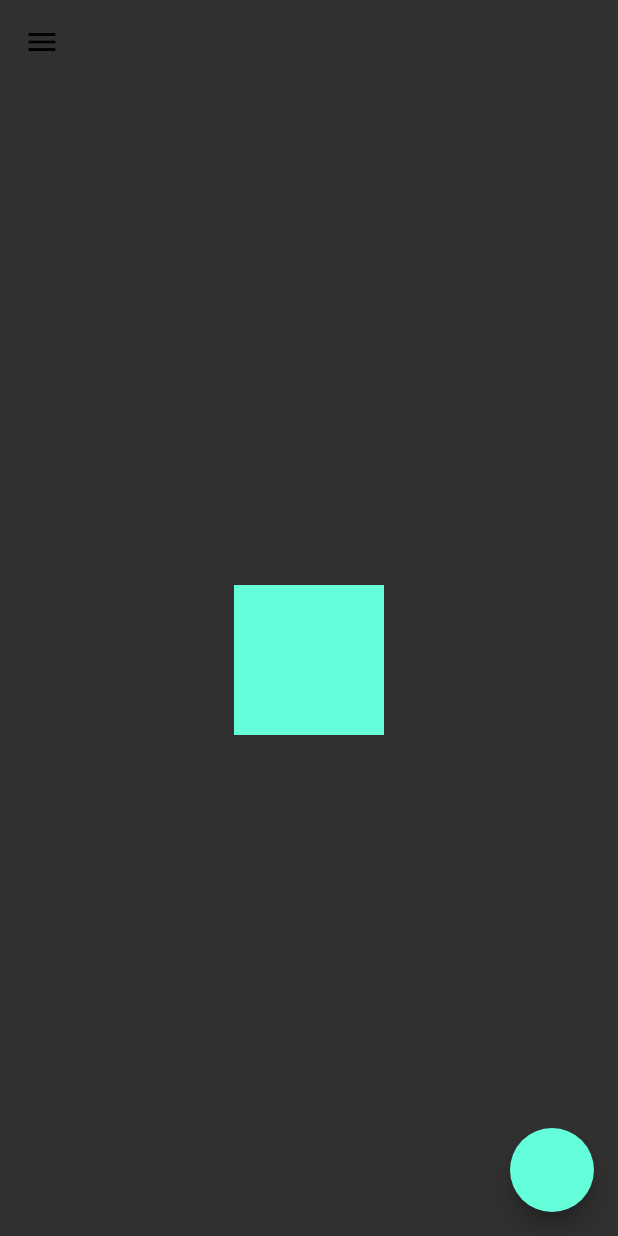
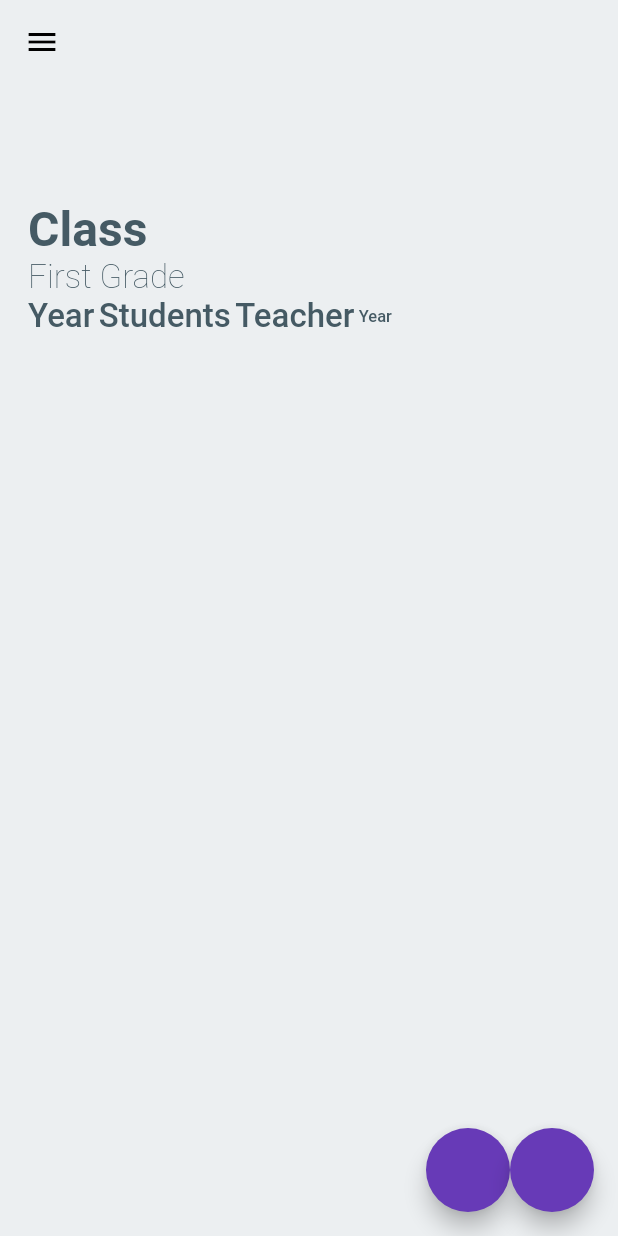
Before and after one commit to krlaa/assembly, a Flutter app: the screen it shows after launch, on a phone screen of 412 x 824 dp. Run offline on Flutter 3.47's test engine with Material 2 defaults, Android fonts, the phone set to English and light mode, and no system bars; our stand-ins replace get, hive, tinycolor; missing offline and left inert: deta_pack, firedart; accounts and stored records are empty; statements that could not run were skipped.

Commit message:
added color file

```diff
--- a/lib/bindings/auth_binding.dart
+++ b/lib/bindings/auth_binding.dart
@@ -5,7 +5,7 @@ import 'package:get/get.dart';
 class AuthBinding implements Bindings {
   @override
   void dependencies() {
-    Get.put(AuthController());
-    Get.lazyPut(() => DashboardController());
+    Get.put(AuthController(), permanent: true);
+    Get.put(DashboardController(), permanent: true);
   }
 }
--- /dev/null
+++ b/lib/controllers/admin_home_controller.dart
@@ -0,0 +1,7 @@
+import 'package:get/get.dart';
+
+class AdminHomeController extends GetxController {
+  final _obj = ''.obs;
+  set obj(value) => this._obj.value = value;
+  get obj => this._obj.value;
+}
--- a/lib/main.dart
+++ b/lib/main.dart
@@ -1,16 +1,19 @@
 import 'package:assembly/bindings/auth_binding.dart';
 import 'package:assembly/controllers/auth_controller.dart';
-import 'package:assembly/pages.dart';
+
 import 'package:assembly/screens/dashboard_page.dart';
+import 'package:assembly/screens/login_page.dart';
+import 'package:assembly/uitls/colors.dart';
 import 'package:flutter/material.dart';
+import 'package:get/get.dart';
+import 'package:hive/hive.dart';
 
-import 'package:get/get.dart';
-// import 'package:flutter_dotenv/flutter_dotenv.dart' as DotEnv;
-import 'screens/login_page.dart';
+import 'models/hive_store.dart';
 
 void main() async {
   WidgetsFlutterBinding.ensureInitialized();
-  // await DotEnv.load(fileName: "assets/.env");
+  // AuthBinding().dependencies();
+
   runApp(MyApp());
 }
 
@@ -18,10 +21,21 @@ class MyApp extends StatelessWidget {
   @override
   Widget build(BuildContext context) {
     return GetMaterialApp(
-      theme: ThemeData.dark(),
+      theme: lightTheme,
+      themeMode: ThemeMode.light,
       debugShowCheckedModeBanner: false,
       initialBinding: AuthBinding(),
       home: DashboardPage(),
     );
   }
 }
+
+class Nav extends GetView<AuthController> {
+  @override
+  Widget build(BuildContext context) {
+    return Scaffold(
+      floatingActionButton:
+          FloatingActionButton(onPressed: () => controller.change()),
+    );
+  }
+}
--- a/lib/models/hive_store.dart
+++ b/lib/models/hive_store.dart
@@ -8,8 +8,6 @@ class HiveStore extends TokenStore {
 
   static Future<HiveStore> create() async {
     // Make sure you call both:
-    Hive.init('/assembly');
-    Hive.registerAdapter(TokenAdapter());
 
     var box = await Hive.openBox("auth_store",
         compactionStrategy: (entries, deletedEntries) => deletedEntries > 50);
--- /dev/null
+++ b/lib/screens/admin_home_screen.dart
@@ -0,0 +1,91 @@
+import 'package:assembly/controllers/admin_home_controller.dart';
+import 'package:flutter/material.dart';
+import 'package:get/get.dart';
+
+class AdminHomePage extends GetView<AdminHomeController> {
+  @override
+  Widget build(BuildContext context) {
+    return DefaultTextStyle(
+      style: TextStyle(color: Get.theme.iconTheme.color),
+      child: SafeArea(
+          child: FractionallySizedBox(
+        heightFactor: 1,
+        widthFactor: 1 / 1.1,
+        child: Column(
+          crossAxisAlignment: CrossAxisAlignment.start,
+          children: [
+            Container(
+              padding: EdgeInsets.only(top: 78),
+              child: Column(
+                crossAxisAlignment: CrossAxisAlignment.start,
+                children: [
+                  Container(
+                      // color: Colors.red,
+                      child: SelectableText(
+                    'Class',
+                    cursorColor: Get.theme.iconTheme.color,
+                    cursorRadius: Radius.circular(100),
+                    showCursor: false,
+                    style: TextStyle(fontSize: 16, fontWeight: FontWeight.w600),
+                    textScaleFactor: 2,
+                  )),
+                  SelectableText(
+                    // NOTE: Interpolate actual grade
+                    'First Grade',
+                    cursorColor: Get.theme.iconTheme.color,
+                    cursorRadius: Radius.circular(100),
+                    showCursor: false,
+                    style: TextStyle(fontSize: 11, fontWeight: FontWeight.w100),
+                    textScaleFactor: 2,
+                  ),
+                  Container(
+                    // color: Colors.red,
+                    child: Row(
+                      children: [
+                        SelectableText(
+                          // NOTE: Interpolate actual grade
+                          'Year',
+                          cursorColor: Get.theme.iconTheme.color,
+                          cursorRadius: Radius.circular(100),
+                          showCursor: false,
+                          style: TextStyle(
+                              fontSize: 11, fontWeight: FontWeight.w500),
+                          textScaleFactor: 2,
+                        ),
+                        SelectableText(
+                          // NOTE: Interpolate actual grade
+                          'Students',
+                          cursorColor: Get.theme.iconTheme.color,
+                          cursorRadius: Radius.circular(100),
+                          showCursor: false,
+                          style: TextStyle(
+                              fontSize: 11, fontWeight: FontWeight.w500),
+                          textScaleFactor: 2,
+                        ),
+                        SelectableText(
+                          // NOTE: Interpolate actual grade
+                          'Teacher',
+                          cursorColor: Get.theme.iconTheme.color,
+                          cursorRadius: Radius.circular(100),
+                          showCursor: false,
+                          style: TextStyle(
+                              fontSize: 11, fontWeight: FontWeight.w500),
+                          textScaleFactor: 2,
+                        ),
+                        SelectableText.rich(TextSpan(
+                          text: 'Year',
+                          style: TextStyle(
+                              fontSize: 11, fontWeight: FontWeight.w500),
+                        ))
+                      ],
+                    ),
+                  )
+                ],
+              ),
+            ),
+          ],
+        ),
+      )),
+    );
+  }
+}
--- a/lib/screens/dashboard_page.dart
+++ b/lib/screens/dashboard_page.dart
@@ -1,19 +1,37 @@
+import 'package:assembly/controllers/auth_controller.dart';
+import 'package:assembly/screens/admin_home_screen.dart';
+import 'package:assembly/uitls/colors.dart';
 import 'package:assembly/uitls/dashboard_utils.dart';
 import 'package:flutter/material.dart';
 import 'package:flutter/rendering.dart';
 import 'package:get/get.dart';
+import 'package:assembly/main.dart';
+import 'package:tinycolor/tinycolor.dart';
 
 class DashboardPage extends GetView<DashboardController> {
-  PageController pageController =
-      PageController(initialPage: 0, keepPage: false);
   @override
   Widget build(BuildContext context) {
+    PageController pageController =
+        PageController(keepPage: false, initialPage: controller.page);
+
     return Scaffold(
-      floatingActionButton: FloatingActionButton(
-          onPressed: () => Get.changeTheme(
-              !(Get.theme.brightness == ThemeData.dark().brightness)
-                  ? ThemeData.dark().copyWith(accentColor: Colors.yellow)
-                  : ThemeData.light().copyWith(accentColor: Colors.brown))),
+      floatingActionButton: Row(
+        mainAxisAlignment: MainAxisAlignment.end,
+        children: [
+          FloatingActionButton(
+              heroTag: "1",
+              onPressed: () {
+                Get.changeTheme(lightTheme);
+              }),
+          FloatingActionButton(
+              heroTag: "2",
+              onPressed: () {
+                // Get.changeTheme(
+                //     Get.theme.copyWith(backgroundColor: Colors.red));
+                Get.changeTheme(darkTheme);
+              }),
+        ],
+      ),
       drawerScrimColor: Colors.transparent,
       appBar: context.showNavbar
           ? null
@@ -25,7 +43,7 @@ class DashboardPage extends GetView<DashboardController> {
       drawer: context.showNavbar
           ? null
           : Drawer(
-              elevation: 0.0,
+              elevation: 10.0,
               child: ListView.builder(
                 itemCount: dashboardItemsList.length,
                 itemBuilder: (context, index) {
@@ -49,39 +67,7 @@ class DashboardPage extends GetView<DashboardController> {
                 },
               ),
             ),
-      body: Stack(
-        children: [
-          PageView(
-            controller: pageController,
-            physics: NeverScrollableScrollPhysics(),
-            children: [
-              Center(
-                  child: Container(
-                width: 100,
-                height: 100,
-                color: Get.theme.accentColor,
-              )),
-              Center(
-                  child: Container(
-                width: 100,
-                height: 100,
-                color: Colors.red,
-              )),
-              Center(
-                  child: Container(
-                width: 100,
-                height: 100,
-                color: Colors.black,
-              )),
-              Center(
-                  child: Container(
-                width: 100,
-                height: 100,
-                color: Colors.blue,
-              )),
-            ],
-          ),
-          Row(
+      body: Row(
         children: [
           context.showNavbar
               ? ValueBuilder<bool>(
@@ -97,14 +83,26 @@ class DashboardPage extends GetView<DashboardController> {
                       },
                       child: Obx(
                         () => NavigationRail(
-                                elevation: 10.0,
+                            backgroundColor: Get.theme.cardColor,
+                            unselectedLabelTextStyle:
+                                TextStyle(color: Get.theme.iconTheme.color),
+                            unselectedIconTheme:
+                                IconThemeData(color: Get.theme.iconTheme.color),
+                            selectedLabelTextStyle:
+                                TextStyle(color: Get.theme.primaryColor),
+                            selectedIconTheme:
+                                IconThemeData(color: Get.theme.primaryColor),
+                            elevation: 10,
                             extended: val,
                             onDestinationSelected: (value) {
                               controller.page = value;
-                                  pageController.jumpToPage(value);
+                              pageController.animateToPage(value,
+                                  duration: Duration(milliseconds: 300),
+                                  curve: Curves.easeInSine);
                             },
                             destinations: dashboardItemsList
                                 .map((e) => NavigationRailDestination(
+                                    padding: EdgeInsets.symmetric(vertical: 20),
                                     icon: e.icon,
                                     selectedIcon: Icon(e.icon.icon),
                                     label: Text(e.label)))
@@ -115,7 +113,41 @@ class DashboardPage extends GetView<DashboardController> {
                   },
                 )
               : Container(),
+          Expanded(
+            child: PageView(
+              scrollDirection: Axis.vertical,
+              controller: pageController,
+              physics: NeverScrollableScrollPhysics(),
+              children: [
+                AdminHomePage(),
+                Center(
+                    child: AnimatedContainer(
+                  duration: Duration(milliseconds: 300),
+                  width: 100,
+                  height: 100,
+                  color: context.theme.brightness == Brightness.dark
+                      ? Color(0xFF4B4B4B)
+                      : Color(0xFFD8D8D8),
+                )),
+                Center(
+                    child: Container(
+                  child: FloatingActionButton(
+                    onPressed: () {
+                      Get.to(Nav());
+                    },
+                  ),
+                  width: 100,
+                  height: 100,
+                  color: Colors.black,
+                )),
+                Center(
+                    child: Container(
+                  width: 100,
+                  height: 100,
+                  color: Colors.blue,
+                )),
               ],
+            ),
           ),
         ],
       ),
@@ -128,4 +160,16 @@ class DashboardController extends GetxController {
   final _page = 0.obs;
   set page(value) => this._page.value = value;
   get page => this._page.value;
+  @override
+  void dispose() {
+    print("I dispose");
+    page = 0;
+    super.dispose();
   }
+}
+
+// class ThemeController extends GetxController {
+//   final _theme = ThemeData.light().copyWith(accentColor: Colors.red).obs;
+//   get theme => _theme.value;
+//   set theme(value) => this._theme.value = value;
+// }
--- /dev/null
+++ b/lib/uitls/colors.dart
@@ -0,0 +1,17 @@
+import 'package:flutter/material.dart';
+import 'package:tinycolor/tinycolor.dart';
+
+final lightTheme = ThemeData(
+    textTheme: Typography.blackMountainView,
+    iconTheme: IconThemeData(color: Colors.blueGrey[700]),
+    cardColor: Colors.blueGrey[100].lighten(5),
+    scaffoldBackgroundColor: Colors.blueGrey[50],
+    primaryColor: Colors.deepPurpleAccent[200],
+    primarySwatch: Colors.deepPurple);
+final darkTheme = ThemeData(
+    textTheme: Typography.whiteMountainView,
+    iconTheme: IconThemeData(color: Colors.deepPurple[50]),
+    cardColor: Colors.grey[900].darken(5),
+    scaffoldBackgroundColor: Colors.grey[900],
+    primaryColor: Colors.deepPurpleAccent[100],
+    primarySwatch: Colors.deepPurple);
--- a/pubspec.yaml
+++ b/pubspec.yaml
@@ -24,14 +24,15 @@ dependencies:
   flutter:
     sdk: flutter
   firedart: ^0.8.3
-  flutter_riverpod: ^0.14.0
   get: ^4.1.1
   envify: ^2.0.0
   hive: ^1.4.4+1
-  navigation_rail: ^1.6.0-dev.1
+  deta_pack: ^0.1.1
+  # navigation_rail: ^1.6.0-dev.1
   # The following adds the Cupertino Icons font to your application.
   # Use with the CupertinoIcons class for iOS style icons.
   cupertino_icons: ^1.0.2
+  tinycolor: ^1.0.3
 
 dev_dependencies:
   flutter_test:
```
Also changed, not shown: lib/controllers/auth_controller.dart (+21 -4 lines), lib/uitls/text_theme.dart (added, +87 -0 lines), flutter_01.png (added), pubspec.lock, 3 other files. Lines whose indentation alone changed are shown as unchanged.
